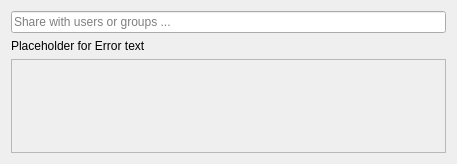
Qt form src/gui/shareusergroupwidget.ui (nextcloud/desktop) before a commit.
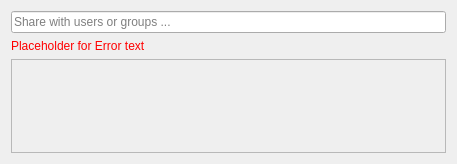
The same form after that commit.

Patch:
```diff
--- a/src/gui/shareusergroupwidget.ui
+++ b/src/gui/shareusergroupwidget.ui
@@ -27,6 +27,43 @@
    </item>
    <item>
     <widget class="QLabel" name="errorLabel">
+     <property name="palette">
+      <palette>
+       <active>
+        <colorrole role="WindowText">
+         <brush brushstyle="SolidPattern">
+          <color alpha="255">
+           <red>255</red>
+           <green>0</green>
+           <blue>0</blue>
+          </color>
+         </brush>
+        </colorrole>
+       </active>
+       <inactive>
+        <colorrole role="WindowText">
+         <brush brushstyle="SolidPattern">
+          <color alpha="255">
+           <red>255</red>
+           <green>0</green>
+           <blue>0</blue>
+          </color>
+         </brush>
+        </colorrole>
+       </inactive>
+       <disabled>
+        <colorrole role="WindowText">
+         <brush brushstyle="SolidPattern">
+          <color alpha="255">
+           <red>123</red>
+           <green>121</green>
+           <blue>134</blue>
+          </color>
+         </brush>
+        </colorrole>
+       </disabled>
+      </palette>
+     </property>
      <property name="text">
       <string notr="true">Placeholder for Error text</string>
      </property>
```
